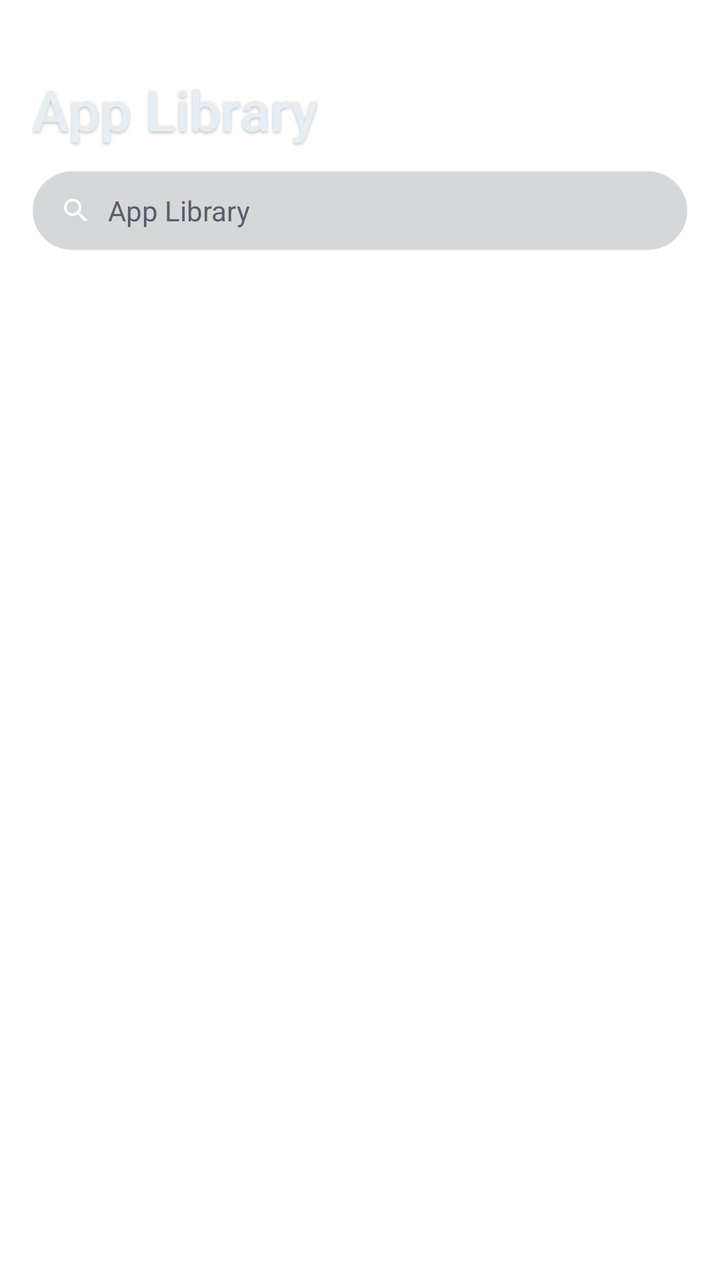
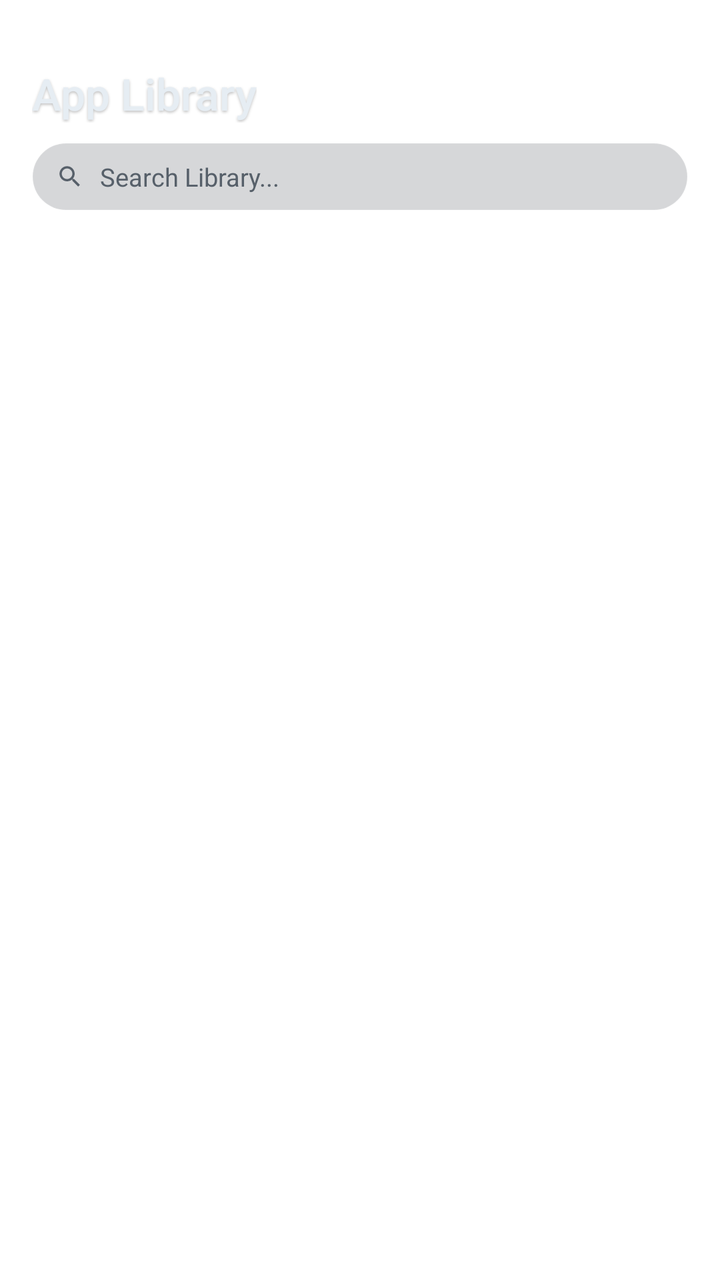

Compare the two renders of this Android layout. The source of the first and the diff that turns it into the second are given below.
<!-- AndroidManifest.xml: application theme Theme.LiquidGlassHome -->
<!-- res/layout/page_app_library.xml -->
<?xml version="1.0" encoding="utf-8"?>
<LinearLayout xmlns:android="http://schemas.android.com/apk/res/android"
    android:layout_width="match_parent"
    android:layout_height="match_parent"
    android:orientation="vertical"
    android:paddingStart="16dp"
    android:paddingEnd="16dp"
    android:paddingTop="36dp">

    
    <TextView
        android:layout_width="wrap_content"
        android:layout_height="wrap_content"
        android:text="App Library"
        android:textColor="@color/text_primary"
        android:textSize="28sp"
        android:fontFamily="sans-serif-medium"
        android:shadowColor="@color/shadow_color"
        android:shadowDx="0"
        android:shadowDy="2"
        android:shadowRadius="4" />

    
    <LinearLayout
        android:id="@+id/library_search_trigger"
        android:layout_width="match_parent"
        android:layout_height="40dp"
        android:layout_marginTop="12dp"
        android:layout_marginBottom="16dp"
        android:background="@drawable/glass_search_input_bg"
        android:gravity="center_vertical"
        android:paddingStart="14dp"
        android:paddingEnd="14dp"
        android:clickable="true"
        android:focusable="true">

        <ImageView
            android:layout_width="16dp"
            android:layout_height="16dp"
            android:src="@drawable/ic_search"
            android:contentDescription="Search" />

        <TextView
            android:layout_width="wrap_content"
            android:layout_height="wrap_content"
            android:layout_marginStart="8dp"
            android:text="App Library"
            android:textColor="@color/text_muted"
            android:textSize="14sp"
            android:fontFamily="sans-serif" />
    </LinearLayout>

    
    <androidx.recyclerview.widget.RecyclerView
        android:id="@+id/recycler_app_library"
        android:layout_width="match_parent"
        android:layout_height="match_parent"
        android:overScrollMode="never"
        android:clipToPadding="false" />

</LinearLayout>
<!-- resources referenced by this layout -->
<resources>
  <color name="shadow_color">#40000000</color>
  <color name="text_muted">#57606A</color>
  <color name="text_primary">#E6EDF3</color>
  <!-- drawable glass_search_input_bg (drawable) -->
  <?xml version="1.0" encoding="utf-8"?>
  <shape xmlns:android="http://schemas.android.com/apk/res/android"
      android:shape="rectangle">
      <corners android:radius="@dimen/spotlight_input_radius" />
      <solid android:color="@color/search_input_dark" />
      <stroke
          android:width="0.75dp"
          android:color="@color/surface_dark_stroke" />
  </shape>
  <!-- drawable ic_search (drawable) -->
  <vector xmlns:android="http://schemas.android.com/apk/res/android"
      android:width="24dp"
      android:height="24dp"
      android:viewportWidth="24"
      android:viewportHeight="24">
    <path
        android:fillColor="#FFFFFFFF"
        android:pathData="M15.5,14h-0.79l-0.28,-0.27C15.41,12.59 16,11.11 16,9.5 16,5.91 13.09,3 9.5,3S3,5.91 3,9.5 5.91,16 9.5,16c1.61,0 3.09,-0.59 4.23,-1.57l0.27,0.28v0.79l5,4.99L20.49,19l-4.99,-5zM9.5,14C7.01,14 5,11.99 5,9.5S7.01,5 9.5,5 14,7.01 14,9.5 11.99,14 9.5,14z"/>
  </vector>
  <style name="Theme.LiquidGlassHome" parent="Theme.AppCompat.NoActionBar">
          <item name="android:windowShowWallpaper">true</item>
          <item name="android:windowBackground">@android:color/transparent</item>
          <item name="android:colorBackgroundCacheHint">@null</item>
          <item name="android:windowTranslucentStatus">true</item>
          <item name="android:windowTranslucentNavigation">true</item>
          <item name="android:statusBarColor">@android:color/transparent</item>
          <item name="android:navigationBarColor">@android:color/transparent</item>
          <item name="android:windowAnimationStyle">@android:style/Animation</item>
      </style>
  <dimen name="spotlight_input_radius">22dp</dimen>
  <color name="search_input_dark">#2E1E2430</color>
  <color name="surface_dark_stroke">#24FFFFFF</color>
</resources>

<!-- the commit's change to res/layout/page_app_library.xml (unified diff, before → after) -->
@@ -5,7 +5,7 @@
     android:orientation="vertical"
     android:paddingStart="16dp"
     android:paddingEnd="16dp"
-    android:paddingTop="36dp">
+    android:paddingTop="32dp">
 
     
     <TextView
@@ -13,40 +13,41 @@
         android:layout_height="wrap_content"
         android:text="App Library"
         android:textColor="@color/text_primary"
-        android:textSize="28sp"
+        android:textSize="22sp"
         android:fontFamily="sans-serif-medium"
         android:shadowColor="@color/shadow_color"
         android:shadowDx="0"
         android:shadowDy="2"
-        android:shadowRadius="4" />
+        android:shadowRadius="3" />
 
     
     <LinearLayout
         android:id="@+id/library_search_trigger"
         android:layout_width="match_parent"
-        android:layout_height="40dp"
-        android:layout_marginTop="12dp"
-        android:layout_marginBottom="16dp"
+        android:layout_height="34dp"
+        android:layout_marginTop="10dp"
+        android:layout_marginBottom="14dp"
         android:background="@drawable/glass_search_input_bg"
         android:gravity="center_vertical"
-        android:paddingStart="14dp"
-        android:paddingEnd="14dp"
+        android:paddingStart="12dp"
+        android:paddingEnd="12dp"
         android:clickable="true"
         android:focusable="true">
 
         <ImageView
-            android:layout_width="16dp"
-            android:layout_height="16dp"
+            android:layout_width="14dp"
+            android:layout_height="14dp"
             android:src="@drawable/ic_search"
+            android:tint="@color/text_muted"
             android:contentDescription="Search" />
 
         <TextView
             android:layout_width="wrap_content"
             android:layout_height="wrap_content"
             android:layout_marginStart="8dp"
-            android:text="App Library"
+            android:text="Search Library..."
             android:textColor="@color/text_muted"
-            android:textSize="14sp"
+            android:textSize="12.5sp"
             android:fontFamily="sans-serif" />
     </LinearLayout>
 
<!-- resource entries referenced after the edit -->
@@ -33,7 +33,7 @@
           <item name="android:navigationBarColor">@android:color/transparent</item>
           <item name="android:windowAnimationStyle">@android:style/Animation</item>
       </style>
-  <dimen name="spotlight_input_radius">22dp</dimen>
+  <dimen name="spotlight_input_radius">21dp</dimen>
   <color name="search_input_dark">#2E1E2430</color>
   <color name="surface_dark_stroke">#24FFFFFF</color>
 </resources>
